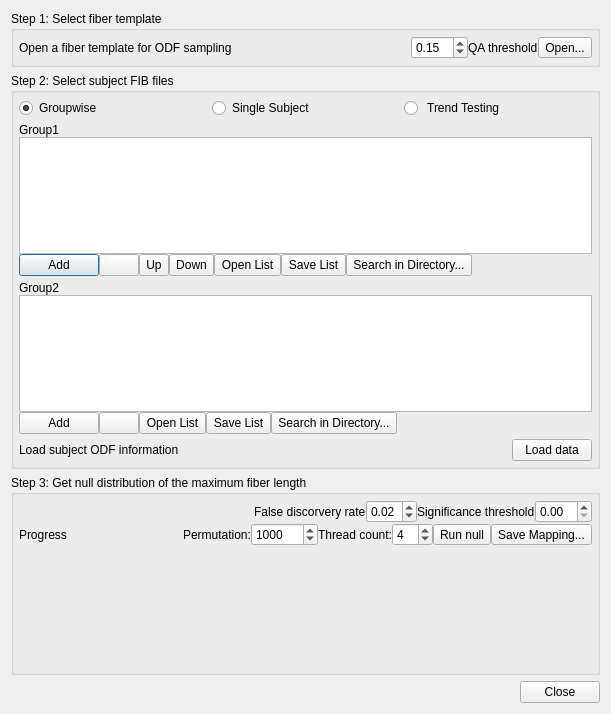
Before: the Qt Designer form reconstruction/vbcdialog.ui in frankyeh/DSI-Studio, drawn with Qt 5.
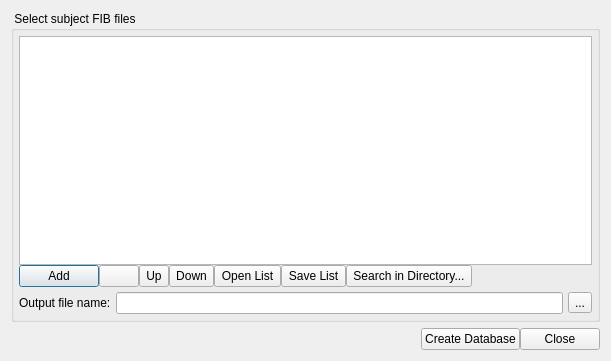
After: the same form once the commit is applied. Icons and pictures are not drawn. Custom widgets are drawn as their Qt base class.

The edit to the form file:
```diff
--- a/reconstruction/vbcdialog.ui
+++ b/reconstruction/vbcdialog.ui
@@ -7,92 +7,17 @@
     <x>0</x>
     <y>0</y>
     <width>611</width>
-    <height>714</height>
+    <height>361</height>
    </rect>
   </property>
   <property name="windowTitle">
    <string>Dialog</string>
   </property>
   <layout class="QVBoxLayout" name="verticalLayout_3">
-   <item>
-    <widget class="QGroupBox" name="groupBox">
-     <property name="title">
-      <string>Step 1: Select fiber template</string>
-     </property>
-     <layout class="QHBoxLayout" name="horizontalLayout">
-      <property name="spacing">
-       <number>0</number>
-      </property>
-      <property name="margin">
-       <number>5</number>
-      </property>
-      <item>
-       <widget class="QLabel" name="template_label">
-        <property name="text">
-         <string>Open a fiber template for ODF sampling</string>
-        </property>
-       </widget>
-      </item>
-      <item>
-       <spacer name="horizontalSpacer_4">
-        <property name="orientation">
-         <enum>Qt::Horizontal</enum>
-        </property>
-        <property name="sizeHint" stdset="0">
-         <size>
-          <width>40</width>
-          <height>20</height>
-         </size>
-        </property>
-       </spacer>
-      </item>
-      <item>
-       <widget class="QDoubleSpinBox" name="qa_threshold">
-        <property name="maximumSize">
-         <size>
-          <width>60</width>
-          <height>16777215</height>
-         </size>
-        </property>
-        <property name="minimum">
-         <double>0.000000000000000</double>
-        </property>
-        <property name="maximum">
-         <double>20.000000000000000</double>
-        </property>
-        <property name="singleStep">
-         <double>0.050000000000000</double>
-        </property>
-        <property name="value">
-         <double>0.150000000000000</double>
-        </property>
-       </widget>
-      </item>
-      <item>
-       <widget class="QLabel" name="label_6">
-        <property name="text">
-         <string>QA threshold</string>
-        </property>
-       </widget>
-      </item>
-      <item>
-       <widget class="QToolButton" name="open_template">
-        <property name="text">
-         <string>Open...</string>
-        </property>
-        <property name="icon">
-         <iconset resource="../icons.qrc">
-          <normaloff>:/icons/icons/open.xpm</normaloff>:/icons/icons/open.xpm</iconset>
-        </property>
-       </widget>
-      </item>
-     </layout>
-    </widget>
-   </item>
    <item>
     <widget class="QGroupBox" name="method_group">
      <property name="title">
-      <string>Step 2: Select subject FIB files</string>
+      <string> Select subject FIB files</string>
      </property>
      <layout class="QVBoxLayout" name="verticalLayout_7">
       <property name="spacing">
@@ -101,48 +26,13 @@
       <property name="margin">
        <number>5</number>
       </property>
-      <item>
-       <layout class="QHBoxLayout" name="horizontalLayout_5">
-        <item>
-         <widget class="QRadioButton" name="vbc_group">
-          <property name="text">
-           <string>Groupwise </string>
-          </property>
-          <property name="checked">
-           <bool>true</bool>
-          </property>
-         </widget>
-        </item>
-        <item>
-         <widget class="QRadioButton" name="vbc_single">
-          <property name="text">
-           <string>Single Subject</string>
-          </property>
-         </widget>
-        </item>
-        <item>
-         <widget class="QRadioButton" name="vbc_trend">
-          <property name="text">
-           <string> Trend Testing</string>
-          </property>
-         </widget>
-        </item>
-       </layout>
-      </item>
       <item>
        <layout class="QVBoxLayout" name="verticalLayout">
         <property name="spacing">
          <number>0</number>
         </property>
         <item>
-         <widget class="QLabel" name="group1_label">
-          <property name="text">
-           <string>Group1</string>
-          </property>
-         </widget>
-        </item>
-        <item>
-         <widget class="QListView" name="group1list">
+         <widget class="QListView" name="group_list">
           <property name="selectionMode">
            <enum>QAbstractItemView::SingleSelection</enum>
           </property>
@@ -269,339 +159,31 @@
         </item>
        </layout>
       </item>
-      <item>
-       <layout class="QVBoxLayout" name="verticalLayout_6">
-        <property name="leftMargin">
-         <number>0</number>
-        </property>
-        <item>
-         <widget class="QWidget" name="group2_widget" native="true">
-          <property name="minimumSize">
-           <size>
-            <width>50</width>
-            <height>0</height>
-           </size>
-          </property>
-          <layout class="QVBoxLayout" name="verticalLayout_4">
-           <property name="spacing">
-            <number>0</number>
-           </property>
-           <property name="margin">
-            <number>0</number>
-           </property>
-           <item>
-            <widget class="QLabel" name="group2_label">
-             <property name="text">
-              <string>Group2</string>
-             </property>
-            </widget>
-           </item>
-           <item>
-            <widget class="QListView" name="group2list"/>
-           </item>
-           <item>
-            <layout class="QHBoxLayout" name="horizontalLayout_3">
-             <property name="spacing">
-              <number>0</number>
-             </property>
-             <item>
-              <widget class="QPushButton" name="group2open">
-               <property name="maximumSize">
-                <size>
-                 <width>16777215</width>
-                 <height>26</height>
-                </size>
-               </property>
-               <property name="text">
-                <string>Add</string>
-               </property>
-               <property name="icon">
-                <iconset resource="../icons.qrc">
-                 <normaloff>:/icons/icons/add.xpm</normaloff>:/icons/icons/add.xpm</iconset>
-               </property>
-              </widget>
-             </item>
-             <item>
-              <widget class="QPushButton" name="group2delete">
-               <property name="maximumSize">
-                <size>
-                 <width>16777215</width>
-                 <height>26</height>
-                </size>
-               </property>
-               <property name="text">
-                <string/>
-               </property>
-               <property name="icon">
-                <iconset resource="../icons.qrc">
-                 <normaloff>:/icons/icons/delete.xpm</normaloff>:/icons/icons/delete.xpm</iconset>
-               </property>
-              </widget>
-             </item>
-             <item>
-              <widget class="QToolButton" name="open_list2">
-               <property name="maximumSize">
-                <size>
-                 <width>16777215</width>
-                 <height>26</height>
-                </size>
-               </property>
-               <property name="text">
-                <string>Open List</string>
-               </property>
-              </widget>
-             </item>
-             <item>
-              <widget class="QToolButton" name="save_list2">
-               <property name="maximumSize">
-                <size>
-                 <width>16777215</width>
-                 <height>26</height>
-                </size>
-               </property>
-               <property name="text">
-                <string>Save List</string>
-               </property>
-              </widget>
-             </item>
-             <item>
-              <widget class="QToolButton" name="open_dir2">
-               <property name="maximumSize">
-                <size>
-                 <width>16777215</width>
-                 <height>26</height>
-                </size>
-               </property>
-               <property name="text">
-                <string>Search in Directory...</string>
-               </property>
-              </widget>
-             </item>
-             <item>
-              <spacer name="horizontalSpacer_2">
-               <property name="orientation">
-                <enum>Qt::Horizontal</enum>
-               </property>
-               <property name="sizeHint" stdset="0">
-                <size>
-                 <width>40</width>
-                 <height>20</height>
-                </size>
-               </property>
-              </spacer>
-             </item>
-            </layout>
-           </item>
-          </layout>
-          <zorder>group2_label</zorder>
-          <zorder>group2list</zorder>
-          <zorder></zorder>
-         </widget>
-        </item>
-       </layout>
-      </item>
       <item>
        <layout class="QHBoxLayout" name="horizontalLayout_4">
         <item>
          <widget class="QLabel" name="ODF_label">
           <property name="text">
-           <string>Load subject ODF information</string>
+           <string>Output file name:</string>
           </property>
          </widget>
         </item>
         <item>
-         <spacer name="horizontalSpacer_6">
-          <property name="orientation">
-           <enum>Qt::Horizontal</enum>
-          </property>
-          <property name="sizeHint" stdset="0">
-           <size>
-            <width>40</width>
-            <height>20</height>
-           </size>
-          </property>
-         </spacer>
+         <widget class="QLineEdit" name="output_file_name"/>
         </item>
         <item>
-         <widget class="QPushButton" name="load_subject_data">
+         <widget class="QToolButton" name="select_output_file">
           <property name="text">
-           <string>Load data</string>
+           <string>...</string>
           </property>
-         </widget>
-        </item>
-       </layout>
-      </item>
-     </layout>
-    </widget>
-   </item>
-   <item>
-    <widget class="QGroupBox" name="cluster_group">
-     <property name="minimumSize">
-      <size>
-       <width>0</width>
-       <height>200</height>
-      </size>
-     </property>
-     <property name="title">
-      <string>Step 3: Get null distribution of the maximum fiber length</string>
-     </property>
-     <layout class="QVBoxLayout" name="verticalLayout_5">
-      <property name="spacing">
-       <number>0</number>
-      </property>
-      <property name="margin">
-       <number>5</number>
-      </property>
-      <item>
-       <layout class="QHBoxLayout" name="horizontalLayout_7">
-        <item>
-         <spacer name="horizontalSpacer_5">
-          <property name="orientation">
-           <enum>Qt::Horizontal</enum>
+          <property name="icon">
+           <iconset resource="../icons.qrc">
+            <normaloff>:/icons/icons/open.xpm</normaloff>:/icons/icons/open.xpm</iconset>
           </property>
-          <property name="sizeHint" stdset="0">
-           <size>
-            <width>40</width>
-            <height>20</height>
-           </size>
-          </property>
-         </spacer>
-        </item>
-        <item>
-         <widget class="QLabel" name="label_4">
-          <property name="text">
-           <string>False discorvery rate</string>
-          </property>
          </widget>
         </item>
-        <item>
-         <widget class="QDoubleSpinBox" name="fdr">
-          <property name="minimum">
-           <double>0.000000000000000</double>
-          </property>
-          <property name="maximum">
-           <double>0.200000000000000</double>
-          </property>
-          <property name="singleStep">
-           <double>0.010000000000000</double>
-          </property>
-          <property name="value">
-           <double>0.020000000000000</double>
-          </property>
-         </widget>
-        </item>
-        <item>
-         <widget class="QLabel" name="label_3">
-          <property name="text">
-           <string>Significance threshold</string>
-          </property>
-         </widget>
-        </item>
-        <item>
-         <widget class="QDoubleSpinBox" name="t_threshold"/>
-        </item>
        </layout>
       </item>
-      <item>
-       <layout class="QHBoxLayout" name="horizontalLayout_9">
-        <property name="spacing">
-         <number>0</number>
-        </property>
-        <item>
-         <widget class="QLabel" name="progress">
-          <property name="text">
-           <string>Progress</string>
-          </property>
-         </widget>
-        </item>
-        <item>
-         <spacer name="horizontalSpacer_7">
-          <property name="orientation">
-           <enum>Qt::Horizontal</enum>
-          </property>
-          <property name="sizeHint" stdset="0">
-           <size>
-            <width>40</width>
-            <height>20</height>
-           </size>
-          </property>
-         </spacer>
-        </item>
-        <item>
-         <widget class="QLabel" name="label_2">
-          <property name="text">
-           <string>Permutation:</string>
-          </property>
-         </widget>
-        </item>
-        <item>
-         <widget class="QSpinBox" name="permutation_num">
-          <property name="minimum">
-           <number>50</number>
-          </property>
-          <property name="maximum">
-           <number>100000</number>
-          </property>
-          <property name="singleStep">
-           <number>100</number>
-          </property>
-          <property name="value">
-           <number>1000</number>
-          </property>
-         </widget>
-        </item>
-        <item>
-         <widget class="QLabel" name="label">
-          <property name="text">
-           <string>Thread count:</string>
-          </property>
-         </widget>
-        </item>
-        <item>
-         <widget class="QSpinBox" name="thread_count">
-          <property name="minimum">
-           <number>1</number>
-          </property>
-          <property name="maximum">
-           <number>12</number>
-          </property>
-          <property name="value">
-           <number>4</number>
-          </property>
-         </widget>
-        </item>
-        <item>
-         <widget class="QToolButton" name="run_null">
-          <property name="text">
-           <string>Run null</string>
-          </property>
-         </widget>
-        </item>
-        <item>
-         <widget class="QToolButton" name="save_mapping">
-          <property name="text">
-           <string>Save Mapping...</string>
-          </property>
-         </widget>
-        </item>
-       </layout>
-      </item>
-      <item>
-       <widget class="QCustomPlot" name="report_widget" native="true">
-        <property name="sizePolicy">
-         <sizepolicy hsizetype="Preferred" vsizetype="Expanding">
-          <horstretch>0</horstretch>
-          <verstretch>0</verstretch>
-         </sizepolicy>
-        </property>
-        <property name="minimumSize">
-         <size>
-          <width>0</width>
-          <height>20</height>
-         </size>
-        </property>
-       </widget>
-      </item>
      </layout>
     </widget>
    </item>
@@ -626,6 +208,13 @@
        </property>
       </spacer>
      </item>
+     <item>
+      <widget class="QPushButton" name="create_data_base">
+       <property name="text">
+        <string>Create Database</string>
+       </property>
+      </widget>
+     </item>
      <item>
       <widget class="QPushButton" name="close">
        <property name="text">
@@ -637,14 +226,6 @@
    </item>
   </layout>
  </widget>
- <customwidgets>
-  <customwidget>
-   <class>QCustomPlot</class>
-   <extends>QWidget</extends>
-   <header>plot/qcustomplot.h</header>
-   <container>1</container>
-  </customwidget>
- </customwidgets>
  <resources>
   <include location="../icons.qrc"/>
  </resources>
```
